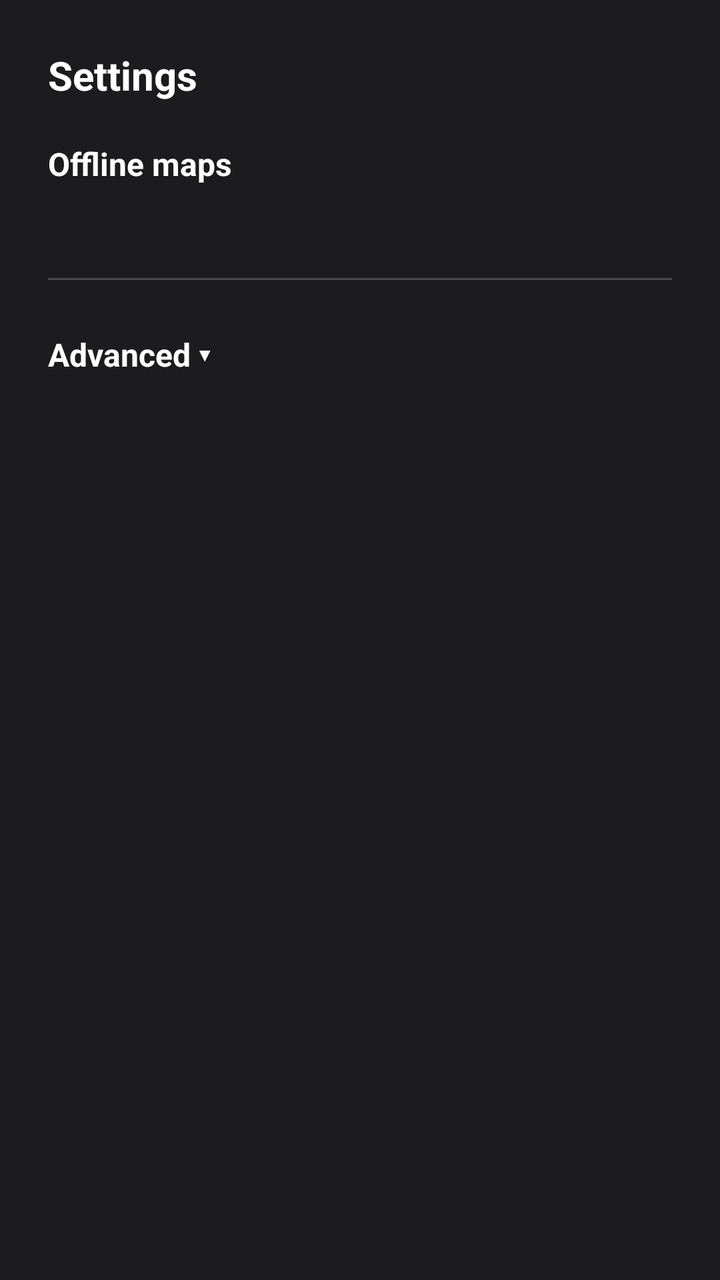
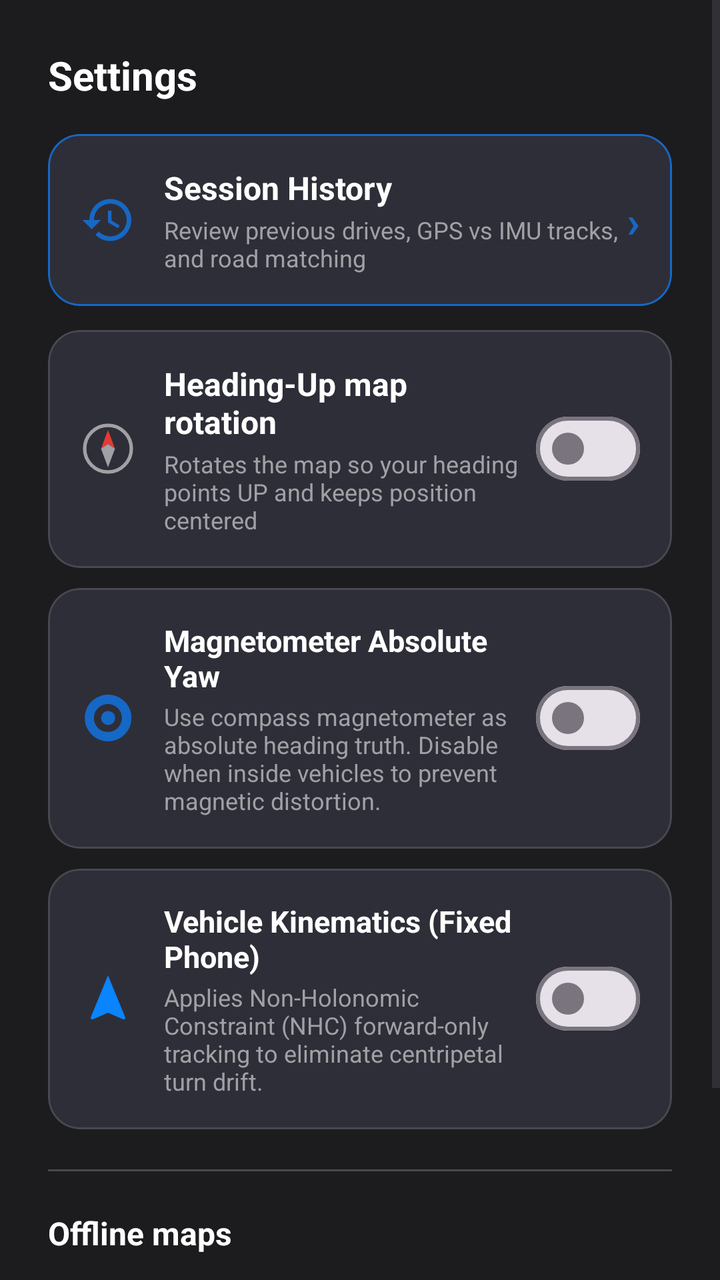

Screens rendered from an Android XML layout before and after an edit, with the pre-edit source and the edit as a unified diff.
<!-- AndroidManifest.xml: application theme Theme.ImuLogger -->
<!-- res/layout/dialog_settings.xml -->
<?xml version="1.0" encoding="utf-8"?>
<ScrollView xmlns:android="http://schemas.android.com/apk/res/android"
    android:layout_width="match_parent"
    android:layout_height="wrap_content"
    android:background="@color/overlay_card"
    android:maxHeight="600dp">

    <LinearLayout
        android:layout_width="match_parent"
        android:layout_height="wrap_content"
        android:orientation="vertical"
        android:padding="24dp">

        <TextView
            android:layout_width="wrap_content"
            android:layout_height="wrap_content"
            android:text="@string/settings"
            android:textColor="@color/on_overlay_primary"
            android:textSize="20sp"
            android:textStyle="bold" />

        
        <TextView
            android:layout_width="wrap_content"
            android:layout_height="wrap_content"
            android:layout_marginTop="20dp"
            android:text="@string/offline_maps"
            android:textColor="@color/on_overlay_primary"
            android:textSize="16sp"
            android:textStyle="bold" />

        <TextView
            android:id="@+id/tvStorage"
            android:layout_width="match_parent"
            android:layout_height="wrap_content"
            android:layout_marginTop="2dp"
            android:textColor="@color/on_overlay_muted"
            android:textSize="12sp" />

        <LinearLayout
            android:id="@+id/zoneList"
            android:layout_width="match_parent"
            android:layout_height="wrap_content"
            android:layout_marginTop="8dp"
            android:orientation="vertical" />

        <View
            android:layout_width="match_parent"
            android:layout_height="1dp"
            android:layout_marginVertical="20dp"
            android:background="@color/overlay_stroke" />

        
        <TextView
            android:id="@+id/btnAdvanced"
            android:layout_width="match_parent"
            android:layout_height="wrap_content"
            android:background="?attr/selectableItemBackground"
            android:paddingVertical="6dp"
            android:text="@string/advanced_collapsed"
            android:textColor="@color/on_overlay_primary"
            android:textSize="16sp"
            android:textStyle="bold" />

        <LinearLayout
            android:id="@+id/advancedGroup"
            android:layout_width="match_parent"
            android:layout_height="wrap_content"
            android:orientation="vertical"
            android:visibility="gone">

            <com.google.android.material.materialswitch.MaterialSwitch
                android:id="@+id/swOffline"
                android:layout_width="match_parent"
                android:layout_height="wrap_content"
                android:layout_marginTop="12dp"
                android:text="@string/offline_mode"
                android:textColor="@color/on_overlay_primary"
                android:textSize="15sp" />

            <TextView
                android:layout_width="match_parent"
                android:layout_height="wrap_content"
                android:layout_marginTop="4dp"
                android:text="@string/offline_mode_hint"
                android:textColor="@color/on_overlay_muted"
                android:textSize="12sp" />

            <TextView
                android:layout_width="wrap_content"
                android:layout_height="wrap_content"
                android:layout_marginTop="20dp"
                android:text="@string/raster_tiles"
                android:textColor="@color/on_overlay_primary"
                android:textSize="15sp"
                android:textStyle="bold" />

            <TextView
                android:layout_width="match_parent"
                android:layout_height="wrap_content"
                android:layout_marginTop="2dp"
                android:text="@string/raster_tiles_hint"
                android:textColor="@color/on_overlay_muted"
                android:textSize="12sp" />

            <com.google.android.material.button.MaterialButton
                android:id="@+id/btnTileSource"
                style="@style/Widget.Material3.Button.OutlinedButton"
                android:layout_width="match_parent"
                android:layout_height="wrap_content"
                android:layout_marginTop="8dp"
                android:text="@string/tile_source"
                android:textColor="@color/on_overlay_primary" />

            <com.google.android.material.button.MaterialButton
                android:id="@+id/btnPreload"
                style="@style/Widget.Material3.Button.OutlinedButton"
                android:layout_width="match_parent"
                android:layout_height="wrap_content"
                android:layout_marginTop="8dp"
                android:text="@string/preload_tiles"
                android:textColor="@color/on_overlay_primary" />
        </LinearLayout>
    </LinearLayout>
</ScrollView>
<!-- resources referenced by this layout -->
<resources>
  <color name="on_overlay_muted">#808085</color>
  <color name="on_overlay_primary">#FFFFFF</color>
  <color name="overlay_card">#1C1C1E</color>
  <color name="overlay_stroke">#33FFFFFF</color>
  <string name="advanced_collapsed">Advanced  ▾</string>
  <string name="offline_maps">Offline maps</string>
  <string name="offline_mode">Offline mode</string>
  <string name="offline_mode_hint">Never touch the network for tiles. Vector maps are unaffected — they always render offline.</string>
  <string name="preload_tiles">Preload tiles around me…</string>
  <string name="raster_tiles">Raster tiles</string>
  <string name="raster_tiles_hint">Only used when no vector map is installed. Needs a tile server whose terms allow caching.</string>
  <string name="settings">Settings</string>
  <string name="tile_source">Set tile URL template…</string>
  <style name="Theme.ImuLogger" parent="Theme.Material3.DayNight.NoActionBar">
          <item name="colorPrimary">@color/brand</item>
          <item name="colorOnPrimary">@color/on_brand</item>
          <item name="android:statusBarColor">@android:color/transparent</item>
      </style>
  <color name="brand">#1668C6</color>
  <color name="on_brand">#FFFFFF</color>
</resources>

<!-- the commit's change to res/layout/dialog_settings.xml (unified diff, before → after) -->
@@ -1,5 +1,6 @@
 <?xml version="1.0" encoding="utf-8"?>
 <ScrollView xmlns:android="http://schemas.android.com/apk/res/android"
+    xmlns:app="http://schemas.android.com/apk/res-auto"
     android:layout_width="match_parent"
     android:layout_height="wrap_content"
     android:background="@color/overlay_card"
@@ -18,6 +19,238 @@
             android:textColor="@color/on_overlay_primary"
             android:textSize="20sp"
             android:textStyle="bold" />
+
+        <com.google.android.material.card.MaterialCardView
+            android:id="@+id/cardHistory"
+            android:layout_width="match_parent"
+            android:layout_height="wrap_content"
+            android:layout_marginTop="16dp"
+            android:clickable="true"
+            android:focusable="true"
+            app:cardBackgroundColor="@color/overlay_chip"
+            app:cardCornerRadius="16dp"
+            app:strokeColor="@color/brand"
+            app:strokeWidth="1dp">
+
+            <LinearLayout
+                android:layout_width="match_parent"
+                android:layout_height="wrap_content"
+                android:gravity="center_vertical"
+                android:orientation="horizontal"
+                android:padding="16dp">
+
+                <ImageView
+                    android:layout_width="28dp"
+                    android:layout_height="28dp"
+                    android:src="@drawable/ic_history"
+                    app:tint="@color/brand" />
+
+                <LinearLayout
+                    android:layout_width="0dp"
+                    android:layout_height="wrap_content"
+                    android:layout_marginStart="14dp"
+                    android:layout_weight="1"
+                    android:orientation="vertical">
+
+                    <TextView
+                        android:layout_width="wrap_content"
+                        android:layout_height="wrap_content"
+                        android:text="@string/session_history"
+                        android:textColor="@color/on_overlay_primary"
+                        android:textSize="16sp"
+                        android:textStyle="bold" />
+
+                    <TextView
+                        android:id="@+id/tvHistorySubtitle"
+                        android:layout_width="wrap_content"
+                        android:layout_height="wrap_content"
+                        android:layout_marginTop="2dp"
+                        android:text="@string/session_history_hint"
+                        android:textColor="@color/on_overlay_secondary"
+                        android:textSize="12sp" />
+                </LinearLayout>
+
+                <TextView
+                    android:layout_width="wrap_content"
+                    android:layout_height="wrap_content"
+                    android:text="›"
+                    android:textColor="@color/brand"
+                    android:textSize="22sp"
+                    android:textStyle="bold" />
+            </LinearLayout>
+        </com.google.android.material.card.MaterialCardView>
+
+        <com.google.android.material.card.MaterialCardView
+            android:id="@+id/cardOrientation"
+            android:layout_width="match_parent"
+            android:layout_height="wrap_content"
+            android:layout_marginTop="12dp"
+            app:cardBackgroundColor="@color/overlay_chip"
+            app:cardCornerRadius="16dp"
+            app:strokeColor="@color/overlay_stroke_subtle"
+            app:strokeWidth="1dp">
+
+            <LinearLayout
+                android:layout_width="match_parent"
+                android:layout_height="wrap_content"
+                android:gravity="center_vertical"
+                android:orientation="horizontal"
+                android:padding="16dp">
+
+                <ImageView
+                    android:layout_width="28dp"
+                    android:layout_height="28dp"
+                    android:src="@drawable/ic_compass" />
+
+                <LinearLayout
+                    android:layout_width="0dp"
+                    android:layout_height="wrap_content"
+                    android:layout_marginStart="14dp"
+                    android:layout_weight="1"
+                    android:orientation="vertical">
+
+                    <TextView
+                        android:layout_width="wrap_content"
+                        android:layout_height="wrap_content"
+                        android:text="@string/heading_up_title"
+                        android:textColor="@color/on_overlay_primary"
+                        android:textSize="16sp"
+                        android:textStyle="bold" />
+
+                    <TextView
+                        android:layout_width="wrap_content"
+                        android:layout_height="wrap_content"
+                        android:layout_marginTop="2dp"
+                        android:text="@string/heading_up_desc"
+                        android:textColor="@color/on_overlay_secondary"
+                        android:textSize="12sp" />
+                </LinearLayout>
+
+                <com.google.android.material.materialswitch.MaterialSwitch
+                    android:id="@+id/swHeadingUp"
+                    android:layout_width="wrap_content"
+                    android:layout_height="wrap_content"
+                    android:layout_marginStart="8dp" />
+            </LinearLayout>
+        </com.google.android.material.card.MaterialCardView>
+
+        
+        <com.google.android.material.card.MaterialCardView
+            android:id="@+id/cardMagYaw"
+            android:layout_width="match_parent"
+            android:layout_height="wrap_content"
+            android:layout_marginTop="10dp"
+            app:cardBackgroundColor="@color/overlay_chip"
+            app:cardCornerRadius="16dp"
+            app:strokeColor="@color/overlay_stroke_subtle"
+            app:strokeWidth="1dp">
+
+            <LinearLayout
+                android:layout_width="match_parent"
+                android:layout_height="wrap_content"
+                android:gravity="center_vertical"
+                android:orientation="horizontal"
+                android:padding="16dp">
+
+                <ImageView
+                    android:layout_width="28dp"
+                    android:layout_height="28dp"
+                    android:src="@drawable/ic_stat_sensors"
+                    app:tint="@color/brand" />
+
+                <LinearLayout
+                    android:layout_width="0dp"
+                    android:layout_height="wrap_content"
+                    android:layout_marginStart="14dp"
+                    android:layout_weight="1"
+                    android:orientation="vertical">
+
+                    <TextView
+                        android:layout_width="wrap_content"
+                        android:layout_height="wrap_content"
+                        android:text="@string/magnetometer_yaw_title"
+                        android:textColor="@color/on_overlay_primary"
+                        android:textSize="15sp"
+                        android:textStyle="bold" />
+
+                    <TextView
+                        android:layout_width="wrap_content"
+                        android:layout_height="wrap_content"
+                        android:layout_marginTop="2dp"
+                        android:text="@string/magnetometer_yaw_desc"
+                        android:textColor="@color/on_overlay_secondary"
+                        android:textSize="12sp" />
+                </LinearLayout>
+
+                <com.google.android.material.materialswitch.MaterialSwitch
+                    android:id="@+id/swMagnetometerYaw"
+                    android:layout_width="wrap_content"
+                    android:layout_height="wrap_content"
+                    android:layout_marginStart="8dp" />
+            </LinearLayout>
+        </com.google.android.material.card.MaterialCardView>
+
+        
+        <com.google.android.material.card.MaterialCardView
+            android:id="@+id/cardVehicleMode"
+            android:layout_width="match_parent"
+            android:layout_height="wrap_content"
+            android:layout_marginTop="10dp"
+            app:cardBackgroundColor="@color/overlay_chip"
+            app:cardCornerRadius="16dp"
+            app:strokeColor="@color/overlay_stroke_subtle"
+            app:strokeWidth="1dp">
+
+            <LinearLayout
+                android:layout_width="match_parent"
+                android:layout_height="wrap_content"
+                android:gravity="center_vertical"
+                android:orientation="horizontal"
+                android:padding="16dp">
+
+                <ImageView
+                    android:layout_width="28dp"
+                    android:layout_height="28dp"
+                    android:src="@drawable/ic_navigation"
+                    app:tint="@color/action_record" />
+
+                <LinearLayout
+                    android:layout_width="0dp"
+                    android:layout_height="wrap_content"
+                    android:layout_marginStart="14dp"
+                    android:layout_weight="1"
+                    android:orientation="vertical">
+
+                    <TextView
+                        android:layout_width="wrap_content"
+                        android:layout_height="wrap_content"
+                        android:text="@string/vehicle_mode_title"
+                        android:textColor="@color/on_overlay_primary"
+                        android:textSize="15sp"
+                        android:textStyle="bold" />
+
+                    <TextView
+                        android:layout_width="wrap_content"
+                        android:layout_height="wrap_content"
+                        android:layout_marginTop="2dp"
+                        android:text="@string/vehicle_mode_desc"
+                        android:textColor="@color/on_overlay_secondary"
+                        android:textSize="12sp" />
+                </LinearLayout>
+
+                <com.google.android.material.materialswitch.MaterialSwitch
+                    android:id="@+id/swVehicleMode"
+                    android:layout_width="wrap_content"
+                    android:layout_height="wrap_content"
+                    android:layout_marginStart="8dp" />
+            </LinearLayout>
+        </com.google.android.material.card.MaterialCardView>
+
+        <View
+            android:layout_width="match_parent"
+            android:layout_height="1dp"
+            android:layout_marginTop="20dp"
+            android:background="@color/overlay_stroke" />
 
         
         <TextView
<!-- resource entries referenced after the edit -->
@@ -1,24 +1,67 @@
 <!-- resources referenced by this layout -->
 <resources>
+  <color name="action_record">#0A84FF</color>
+  <color name="brand">#1668C6</color>
   <color name="on_overlay_muted">#808085</color>
   <color name="on_overlay_primary">#FFFFFF</color>
+  <color name="on_overlay_secondary">#A0A0A5</color>
   <color name="overlay_card">#1C1C1E</color>
+  <color name="overlay_chip">#2E2E38</color>
   <color name="overlay_stroke">#33FFFFFF</color>
+  <color name="overlay_stroke_subtle">#20FFFFFF</color>
+  <!-- drawable ic_history (drawable) -->
+  <vector xmlns:android="http://schemas.android.com/apk/res/android"
+      android:width="24dp"
+      android:height="24dp"
+      android:viewportWidth="24"
+      android:viewportHeight="24">
+      <path
+          android:fillColor="#FFFFFFFF"
+          android:pathData="M13,3a9,9 0 0,0 -9,9H1l3.89,3.89 0.07,0.14L9,12H6c0,-3.87 3.13,-7 7,-7s7,3.13 7,7 -3.13,7 -7,7c-1.93,0 -3.68,-0.79 -4.94,-2.06l-1.42,1.42A8.954,8.954 0 0,0 13,21a9,9 0 0,0 0,-18zm-1,5v5l4.28,2.54 0.72,-1.21 -3.5,-2.08V8H12z" />
+  </vector>
+  <!-- drawable ic_navigation (drawable) -->
+  <vector xmlns:android="http://schemas.android.com/apk/res/android"
+      android:width="24dp"
+      android:height="24dp"
+      android:viewportWidth="24"
+      android:viewportHeight="24">
+      <path
+          android:fillColor="@color/brand"
+          android:pathData="M12,2 L4.5,20.29 L5.21,21 L12,18 L18.79,21 L19.5,20.29 Z" />
+  </vector>
+  <!-- drawable ic_stat_sensors (drawable) -->
+  <vector xmlns:android="http://schemas.android.com/apk/res/android"
+      android:width="24dp"
+      android:height="24dp"
+      android:viewportWidth="24"
+      android:viewportHeight="24"
+      android:tint="#FFFFFF">
+      <path
+          android:fillColor="#FFFFFF"
+          android:pathData="M12,2a10,10 0,1 0,0.1 0zM12,6a6,6 0,1 1,-0.1 0zM12,9a3,3 0,1 0,0.1 0z" />
+  </vector>
   <string name="advanced_collapsed">Advanced  ▾</string>
+  <string name="heading_up_desc">Rotates the map so your heading points UP and keeps position centered</string>
+  <string name="heading_up_title">Heading-Up map rotation</string>
+  <string name="magnetometer_yaw_desc">Use compass magnetometer as absolute heading truth. Disable when inside vehicles to prevent magnetic distortion.</string>
+  <string name="magnetometer_yaw_title">Magnetometer Absolute Yaw</string>
   <string name="offline_maps">Offline maps</string>
   <string name="offline_mode">Offline mode</string>
   <string name="offline_mode_hint">Never touch the network for tiles. Vector maps are unaffected — they always render offline.</string>
   <string name="preload_tiles">Preload tiles around me…</string>
   <string name="raster_tiles">Raster tiles</string>
   <string name="raster_tiles_hint">Only used when no vector map is installed. Needs a tile server whose terms allow caching.</string>
+  <string name="session_history">Session History</string>
+  <string name="session_history_hint">Review previous drives, GPS vs IMU tracks, and road matching</string>
   <string name="settings">Settings</string>
   <string name="tile_source">Set tile URL template…</string>
+  <string name="vehicle_mode_desc">Applies Non-Holonomic Constraint (NHC) forward-only tracking to eliminate centripetal turn drift.</string>
+  <string name="vehicle_mode_title">Vehicle Kinematics (Fixed Phone)</string>
   <style name="Theme.ImuLogger" parent="Theme.Material3.DayNight.NoActionBar">
           <item name="colorPrimary">@color/brand</item>
           <item name="colorOnPrimary">@color/on_brand</item>
           <item name="android:statusBarColor">@android:color/transparent</item>
       </style>
-  <color name="brand">#1668C6</color>
   <color name="on_brand">#FFFFFF</color>
 </resources>
 
